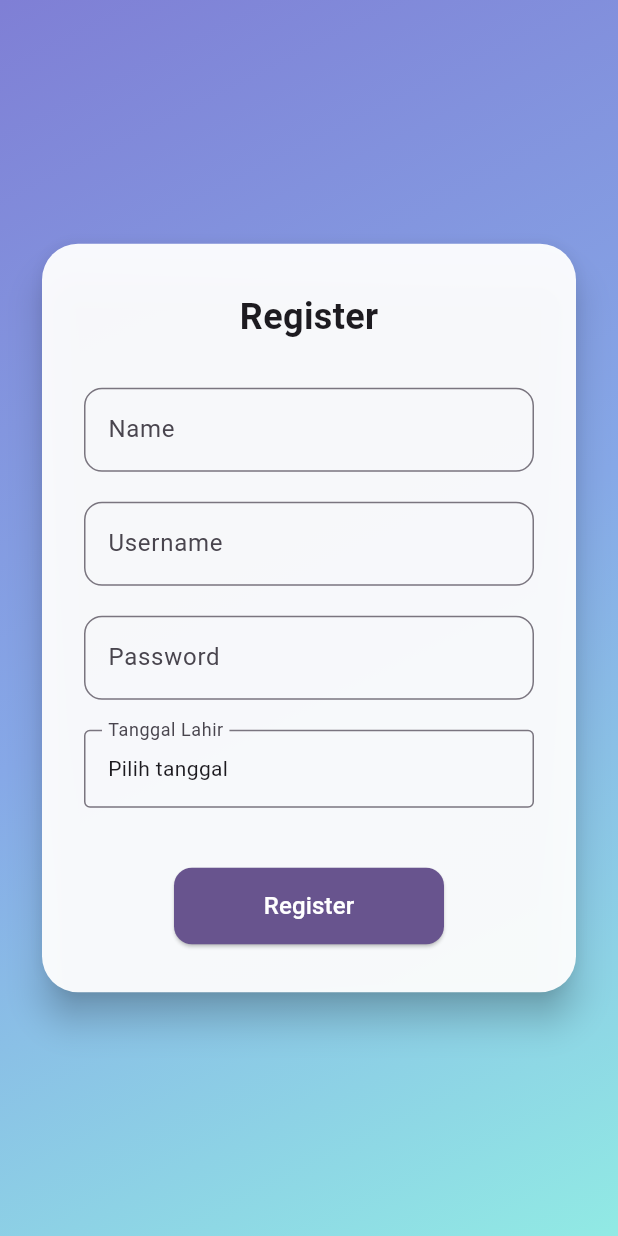
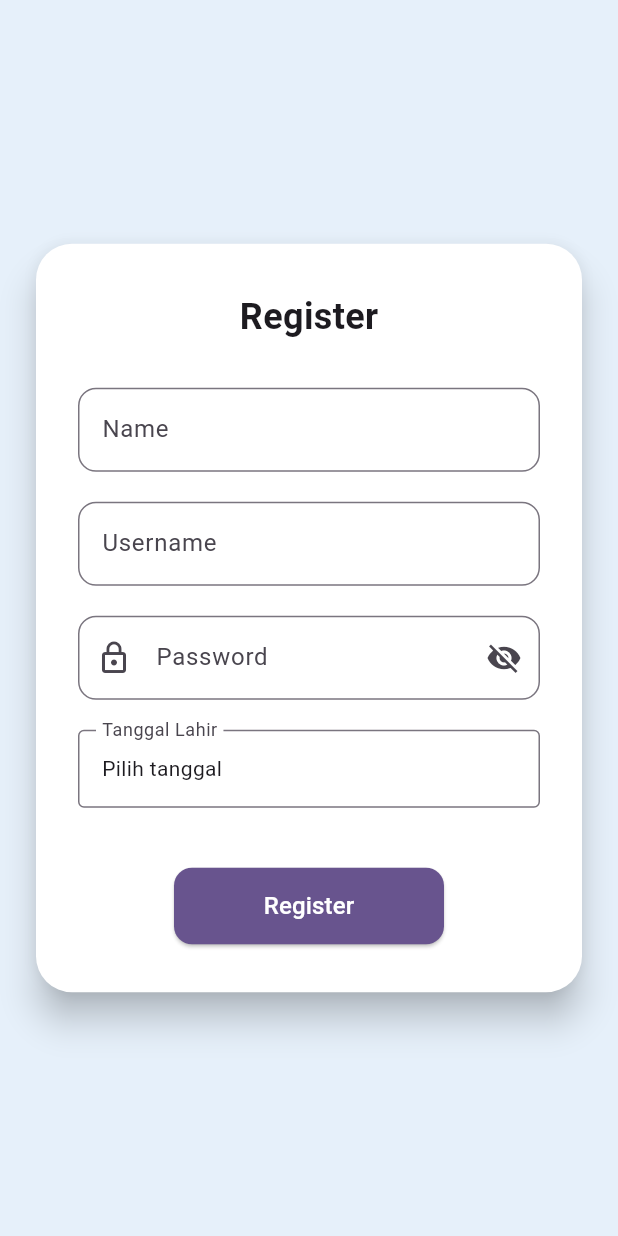
Before and after one commit to Dvonne-D-Thales/todolist, a Flutter app: the screen it shows after launch, after a tap on "Register", on a phone screen of 412 x 824 dp. Run offline on Flutter 3.47's test engine with Material 3 defaults, Android fonts, the phone set to English and light mode, and no system bars; our stand-ins replace get.

Commit message:
update Ui

```diff
--- a/lib/pages/history_page.dart
+++ b/lib/pages/history_page.dart
@@ -11,7 +11,9 @@ class HistoryPage extends StatelessWidget {
     final historyController = Get.find<HistoryController>();
 
     return Scaffold(
+       backgroundColor:Color.fromARGB(255, 230, 240, 250),
       appBar: AppBar(
+         backgroundColor:Color.fromARGB(255, 230, 240, 250),
         automaticallyImplyLeading: false,
         title: const Text('History'),
       ),
--- a/lib/pages/login_page.dart
+++ b/lib/pages/login_page.dart
@@ -3,6 +3,8 @@ import 'package:get/get.dart';
 import 'package:todolist/controllers/auth_controller.dart';
 import 'package:todolist/pages/register_page.dart';
 import 'package:todolist/widgets/custom_button.dart';
+import 'package:todolist/widgets/costum_card.dart';
+import 'package:todolist/widgets/custom_textfield.dart';
 
 class LoginPage extends StatefulWidget {
   const LoginPage({super.key});
@@ -14,47 +16,27 @@ class LoginPage extends StatefulWidget {
 class _LoginPageState extends State<LoginPage> {
   final TextEditingController emailController = TextEditingController();
   final TextEditingController passwordController = TextEditingController();
+  bool _obscurePassword = true;
+
   @override
   Widget build(BuildContext context) {
     return Scaffold(
       body: Container(
         decoration: const BoxDecoration(
-          gradient: LinearGradient(
-            colors: [Color(0xFF7F7FD5), Color(0xFF86A8E7), Color(0xFF91EAE4)],
-            begin: Alignment.topLeft,
-            end: Alignment.bottomRight,
-          ),
+          color: Color.fromARGB(255, 230, 240, 250),
         ),
         child: Center(
           child: SingleChildScrollView(
             child: Padding(
               padding: const EdgeInsets.symmetric(horizontal: 24, vertical: 24),
-              child: Card(
-                elevation: 10,
-                shape: RoundedRectangleBorder(
-                  borderRadius: BorderRadius.circular(24),
-                ),
+              child: CostumCard(
                 color: Colors.white,
-                child: Padding(
-                  padding: const EdgeInsets.symmetric(
-                    horizontal: 28,
-                    vertical: 32,
-                  ),
                 child: Column(
                   mainAxisSize: MainAxisSize.min,
                   crossAxisAlignment: CrossAxisAlignment.center,
                   children: [
                     Container(
-                        decoration: BoxDecoration(
-                          shape: BoxShape.circle,
-                          boxShadow: [
-                            BoxShadow(
-                              color: Colors.deepPurple,
-                              blurRadius: 16,
-                              offset: Offset(0, 8),
-                            ),
-                          ],
-                        ),
+                      decoration: BoxDecoration(shape: BoxShape.circle),
                       child: const CircleAvatar(
                         radius: 40,
                         backgroundColor: Color(0xFFEEEEEE),
@@ -85,35 +67,24 @@ class _LoginPageState extends State<LoginPage> {
                       ),
                     ),
                     const SizedBox(height: 36),
-                      TextField(
+                    CustomTextField(
+                      label: "Username",
                       controller: emailController,
-                        keyboardType: TextInputType.emailAddress,
-                        decoration: InputDecoration(
-                          labelText: 'Username',
-                          prefixIcon: Icon(Icons.person_outline),
-                          filled: true,
-                          fillColor: Colors.grey[100],
-                          border: OutlineInputBorder(
-                            borderRadius: BorderRadius.circular(16),
-                            borderSide: BorderSide.none,
-                          ),
-                        ),
+                      prefixIcon: Icons.person,
+                      maxLines: 1,
                     ),
                     const SizedBox(height: 20),
-                      TextField(
+                    CustomTextField(
+                      label: "Password",
                       controller: passwordController,
-                        obscureText: true,
-                        keyboardType: TextInputType.visiblePassword,
-                        decoration: InputDecoration(
-                          labelText: 'Password',
-                          prefixIcon: Icon(Icons.lock_outline),
-                          filled: true,
-                          fillColor: Colors.grey[100],
-                          border: OutlineInputBorder(
-                            borderRadius: BorderRadius.circular(16),
-                            borderSide: BorderSide.none,
-                          ),
-                        ),
+                      isPassword: true,
+                      obscureText: _obscurePassword,
+                      onToggleVisibility: () {
+                        setState(() {
+                          _obscurePassword = !_obscurePassword;
+                        });
+                      },
+                      maxLines: 1, prefixIcon: Icons.lock,
                     ),
                     const SizedBox(height: 28),
                     CustomButton(
@@ -157,7 +128,6 @@ class _LoginPageState extends State<LoginPage> {
           ),
         ),
       ),
-      ),
     );
   }
 }
--- a/lib/pages/mainmenu_page.dart
+++ b/lib/pages/mainmenu_page.dart
@@ -11,7 +11,10 @@ class MainmenuPage extends StatelessWidget {
     final NavDrawerController navC = Get.put(NavDrawerController());
     final NavbarController navbarC = Get.put(NavbarController());
     return Scaffold(
-      appBar: AppBar(title: const Text('Main Menu')),
+      appBar: AppBar(
+        title: const Text('Main Menu'),
+        backgroundColor:Color.fromARGB(255, 230, 240, 250),
+        ),
       body: Obx(() => navC.pages[navbarC.selectedIndex.value]),
       bottomNavigationBar: Obx(() => BottomNavigationBar(
         currentIndex: navbarC.selectedIndex.value,
--- a/lib/pages/register_page.dart
+++ b/lib/pages/register_page.dart
@@ -3,6 +3,7 @@ import 'package:todolist/pages/login_page.dart';
 import 'package:todolist/widgets/custom_textfield.dart';
 import 'package:todolist/widgets/custom_button.dart';
 import 'package:todolist/widgets/datetime.dart';
+import 'package:todolist/widgets/costum_card.dart';
 
 DateTime? birthDate;
 
@@ -17,34 +18,19 @@ class _RegisterPageState extends State<RegisterPage> {
   final TextEditingController nameController = TextEditingController();
   final TextEditingController usernameController = TextEditingController();
   final TextEditingController passwordController = TextEditingController();
-
+  bool _obscurePassword = true;
   @override
   Widget build(BuildContext context) {
     return Scaffold(
       body: Container(
         decoration: const BoxDecoration(
-          gradient: LinearGradient(
-            colors: [Color(0xFF7F7FD5), Color(0xFF86A8E7), Color(0xFF91EAE4)],
-            begin: Alignment.topLeft,
-            end: Alignment.bottomRight,
-          ),
+         color:  Color.fromARGB(255, 230, 240, 250)
         ),
         child: Center(
           child: SingleChildScrollView(
             child: Padding(
               padding: const EdgeInsets.symmetric(horizontal: 24, vertical: 24),
-              child: Card(
-                elevation: 10,
-                shape: RoundedRectangleBorder(
-                  borderRadius: BorderRadius.circular(24),
-                ),
-                // ignore: deprecated_member_use
-                color: Colors.white.withOpacity(0.95),
-                child: Padding(
-                  padding: const EdgeInsets.symmetric(
-                    horizontal: 28,
-                    vertical: 32,
-                  ),
+              child: CostumCard(
                 child: Column(
                   mainAxisAlignment: MainAxisAlignment.center,
                   children: [
@@ -56,20 +42,24 @@ class _RegisterPageState extends State<RegisterPage> {
                       ),
                     ),
                     const SizedBox(height: 30),
-                      CustomTextField(
-                        label: "Name",
-                        controller: nameController,
-                      ),
+                    CustomTextField(label: "Name", controller: nameController, maxLines: 1, prefixIcon: Icons.person,),
                     const SizedBox(height: 20),
                     CustomTextField(
                       label: "Username",
-                        controller: usernameController,
+                      controller: usernameController, maxLines: 1, prefixIcon: Icons.person,
                     ),
                     const SizedBox(height: 20),
                     CustomTextField(
                       label: "Password",
                       controller: passwordController,
                       isPassword: true,
+                      obscureText: _obscurePassword,
+                      onToggleVisibility: () {
+                        setState(() {
+                          _obscurePassword = !_obscurePassword;
+                        });
+                      },
+                      maxLines: 1, prefixIcon: Icons.lock,
                     ),
                     const SizedBox(height: 20),
                     CustomDateField(
@@ -118,7 +108,6 @@ class _RegisterPageState extends State<RegisterPage> {
           ),
         ),
       ),
-      ),
     );
   }
 }
--- a/lib/pages/todolist_page.dart
+++ b/lib/pages/todolist_page.dart
@@ -11,7 +11,9 @@ class TodoListPage extends StatelessWidget {
     final todoController = Get.find<TodoController>();
 
     return Scaffold(
+      backgroundColor: Color.fromARGB(255, 230, 240, 250),
       appBar: AppBar(
+        backgroundColor: Color.fromARGB(255, 230, 240, 250),
         automaticallyImplyLeading: false,
         title: const Text('Todo List'),
       ),
--- /dev/null
+++ b/lib/widgets/costum_card.dart
@@ -0,0 +1,36 @@
+import 'package:flutter/material.dart';
+
+class CostumCard extends StatelessWidget {
+  final Widget child;
+  final EdgeInsetsGeometry? padding;
+  final EdgeInsetsGeometry? margin;
+  final double borderRadius;
+  final double elevation;
+  final Color? color;
+
+  const CostumCard({
+    super.key,
+    required this.child,
+    this.padding,
+    this.margin,
+    this.borderRadius = 24,
+    this.elevation = 10,
+    this.color,
+  });
+
+  @override
+  Widget build(BuildContext context) {
+    return Card(
+      elevation: elevation,
+      margin: margin ?? const EdgeInsets.all(0),
+      shape: RoundedRectangleBorder(
+        borderRadius: BorderRadius.circular(borderRadius),
+      ),
+      color: color ?? Colors.white,
+      child: Padding(
+        padding: padding ?? const EdgeInsets.symmetric(horizontal: 28, vertical: 32),
+        child: child,
+      ),
+    );
+  }
+}
--- a/lib/widgets/custom_textfield.dart
+++ b/lib/widgets/custom_textfield.dart
@@ -4,25 +4,37 @@ class CustomTextField extends StatelessWidget {
   final String label;
   final TextEditingController controller;
   final bool isPassword;
-  final int maxLines;
+  final bool obscureText;
+  final VoidCallback? onToggleVisibility;
 
   const CustomTextField({
     super.key,
     required this.label,
     required this.controller,
     this.isPassword = false,
-    this.maxLines = 1,
+    this.obscureText = false,
+    this.onToggleVisibility, required int maxLines, required IconData prefixIcon,
   });
 
   @override
   Widget build(BuildContext context) {
     return TextField(
       controller: controller,
-      obscureText: isPassword,
-      maxLines: maxLines,
+      obscureText: isPassword ? obscureText : false,
       decoration: InputDecoration(
         labelText: label,
-        border: OutlineInputBorder(borderRadius: BorderRadius.circular(12)),
+        prefixIcon: isPassword ? const Icon(Icons.lock_outline) : null,
+        border: OutlineInputBorder(
+          borderRadius: BorderRadius.circular(12),
+        ),
+        suffixIcon: isPassword
+            ? IconButton(
+                icon: Icon(
+                  obscureText ? Icons.visibility_off : Icons.visibility,
+                ),
+                onPressed: onToggleVisibility,
+              )
+            : null,
       ),
     );
   }
--- a/pubspec.yaml
+++ b/pubspec.yaml
@@ -60,9 +60,9 @@ flutter:
   uses-material-design: true
 
   # To add assets to your application, add an assets section, like this:
-  # assets:
-  #   - images/a_dot_burr.jpeg
-  #   - images/a_dot_ham.jpeg
+  assets:
+    - lib/assets/images/sasi.jpeg
+    - lib/assets/images/enriko.jpeg
 
   # An image asset can refer to one or more resolution-specific "variants", see
   # https://flutter.dev/to/resolution-aware-images
```
Also changed, not shown: lib/pages/add_page.dart (+12 -6 lines), lib/pages/profile_page.dart (+82 -14 lines), lib/assets/images/enriko.jpeg (added), lib/assets/images/sasi.jpeg (added). Lines whose indentation alone changed are shown as unchanged.
